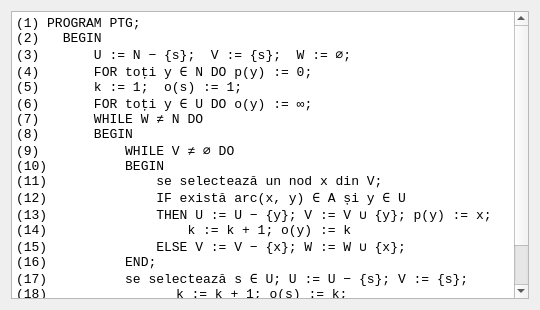
Old version of the form GraphApp/GraphApp/src/form/pseudocode/PseudocodeForm.ui in the repository mariusunitbv/graphapp.
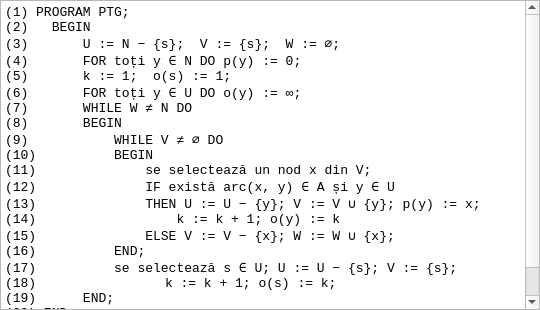
New version of the form.

What changed in the file:
```diff
--- a/GraphApp/GraphApp/src/form/pseudocode/PseudocodeForm.ui
+++ b/GraphApp/GraphApp/src/form/pseudocode/PseudocodeForm.ui
@@ -21,6 +21,21 @@
   </property>
   <widget class="QWidget" name="centralWidget">
    <layout class="QVBoxLayout" name="verticalLayout">
+    <property name="spacing">
+     <number>0</number>
+    </property>
+    <property name="leftMargin">
+     <number>0</number>
+    </property>
+    <property name="topMargin">
+     <number>0</number>
+    </property>
+    <property name="rightMargin">
+     <number>0</number>
+    </property>
+    <property name="bottomMargin">
+     <number>0</number>
+    </property>
     <item>
      <widget class="QPlainTextEdit" name="plainTextEdit">
       <property name="sizePolicy">
```
Left out of the diff: 2 changed lines with no effect on the pictures.
